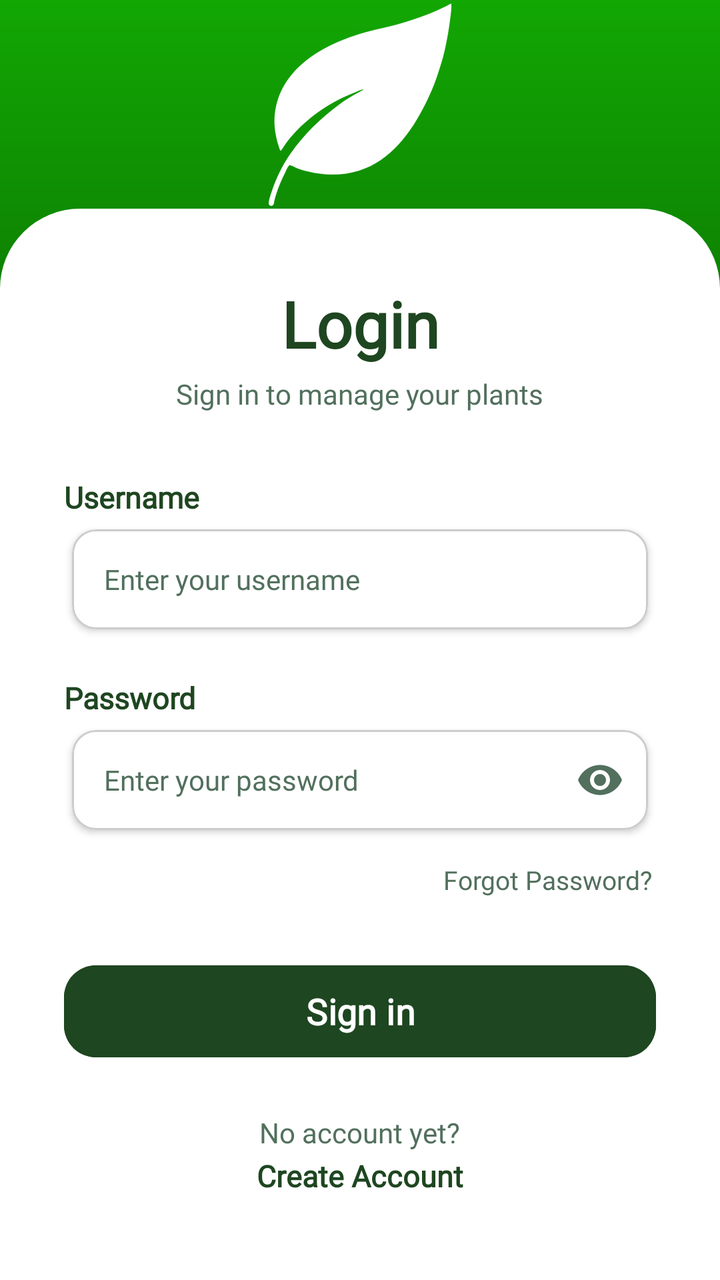
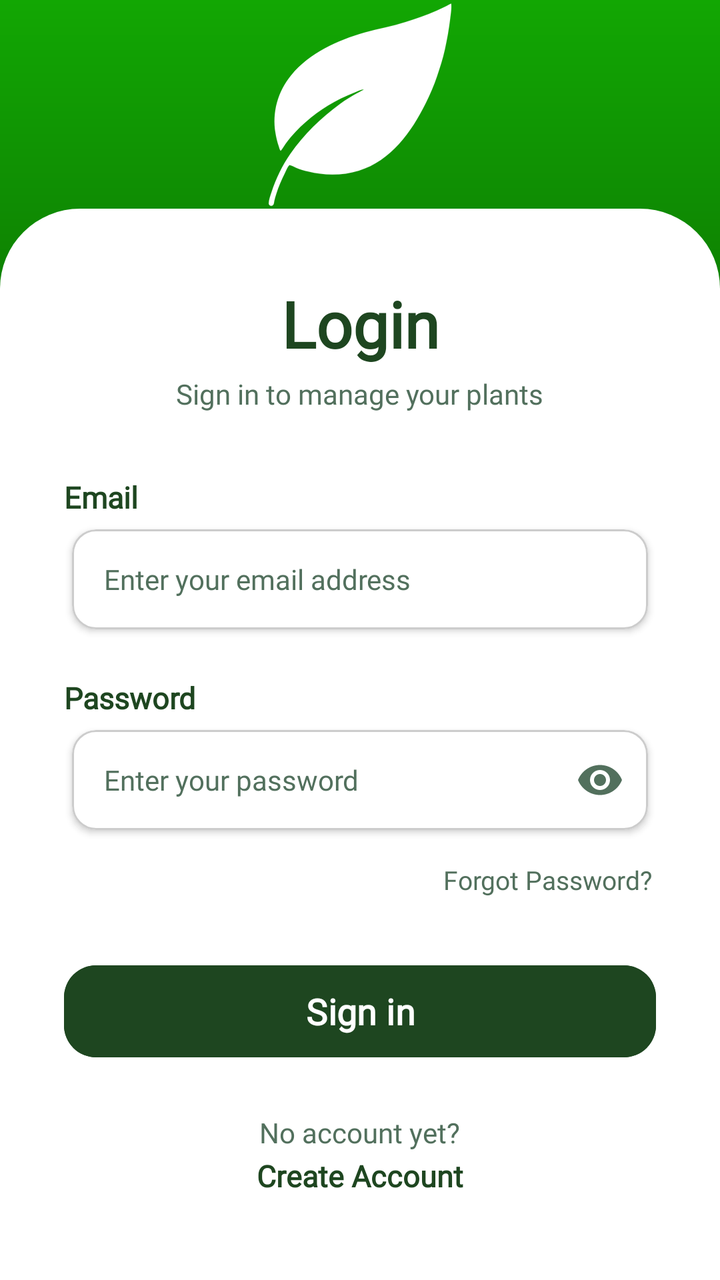

Compare the two renders of this Android layout. The source of the first and the diff that turns it into the second are given below.
<!-- AndroidManifest.xml: application theme Theme.SmartGrow -->
<!-- res/layout/activity_login.xml -->
<?xml version="1.0" encoding="utf-8"?>
<androidx.constraintlayout.widget.ConstraintLayout
    xmlns:android="http://schemas.android.com/apk/res/android"
    xmlns:app="http://schemas.android.com/apk/res-auto"
    android:layout_width="match_parent"
    android:layout_height="match_parent"
    android:background="@drawable/gradient_splash_bg">

    
    <FrameLayout
        android:id="@+id/layout_top_logo"
        android:layout_width="match_parent"
        android:layout_height="0dp"
        app:layout_constraintTop_toTopOf="parent"
        app:layout_constraintBottom_toTopOf="@+id/scroll_view_login"
        app:layout_constraintVertical_weight="1">

        <ImageView
            android:id="@+id/img_login_logo"
            android:layout_width="120dp"
            android:layout_height="120dp"
            android:layout_gravity="center"
            android:src="@drawable/smartgrow_logo"
            app:tint="@color/white"
            android:contentDescription="SmartGrow Logo" />
    </FrameLayout>

    
    <androidx.core.widget.NestedScrollView
        android:id="@+id/scroll_view_login"
        android:layout_width="match_parent"
        android:layout_height="wrap_content"
        android:background="@drawable/white_card_top_rounded"
        android:fillViewport="true"
        app:layout_constraintBottom_toBottomOf="parent"
        app:layout_constraintTop_toBottomOf="@id/layout_top_logo"
        app:layout_constraintVertical_weight="2">

        <androidx.constraintlayout.widget.ConstraintLayout
            android:layout_width="match_parent"
            android:layout_height="wrap_content"
            android:paddingHorizontal="32dp"
            android:paddingTop="36dp"
            android:paddingBottom="40dp">

            <TextView
                android:id="@+id/tv_login_title"
                android:layout_width="wrap_content"
                android:layout_height="wrap_content"
                android:text="Login"
                android:textSize="32sp"
                android:fontFamily="@font/inter_extrabold"
                android:textStyle="bold"
                android:textColor="@color/primary_green"
                app:layout_constraintTop_toTopOf="parent"
                app:layout_constraintStart_toStartOf="parent"
                app:layout_constraintEnd_toEndOf="parent" />

            <TextView
                android:id="@+id/tv_login_subtitle"
                android:layout_width="wrap_content"
                android:layout_height="wrap_content"
                android:text="Sign in to manage your plants"
                android:textSize="14sp"
                android:fontFamily="@font/inter_medium"
                android:textColor="@color/text_secondary"
                android:layout_marginTop="4dp"
                app:layout_constraintTop_toBottomOf="@id/tv_login_title"
                app:layout_constraintStart_toStartOf="parent"
                app:layout_constraintEnd_toEndOf="parent" />

            <LinearLayout
                android:id="@+id/layout_form"
                android:layout_width="match_parent"
                android:layout_height="wrap_content"
                android:orientation="vertical"
                android:layout_marginTop="32dp"
                app:layout_constraintTop_toBottomOf="@id/tv_login_subtitle">

                <TextView
                    android:layout_width="wrap_content"
                    android:layout_height="wrap_content"
                    android:text="Username"
                    android:textColor="@color/primary_green"
                    android:textSize="15sp"
                    android:textStyle="bold"
                    android:fontFamily="@font/inter_extrabold"
                    android:layout_marginBottom="6dp" />

                <com.google.android.material.card.MaterialCardView
                    android:layout_width="match_parent"
                    android:layout_height="50dp"
                    android:layout_marginHorizontal="4dp"
                    android:layout_marginBottom="4dp"
                    app:cardElevation="2dp"
                    app:cardCornerRadius="12dp"
                    app:cardBackgroundColor="@color/card_background"
                    app:strokeWidth="1dp"
                    app:strokeColor="@color/divider">

                    <EditText
                        android:id="@+id/et_username"
                        android:layout_width="match_parent"
                        android:layout_height="match_parent"
                        android:background="@null"
                        android:hint="Enter your username"
                        android:inputType="text"
                        android:paddingHorizontal="16dp"
                        android:textSize="14sp"
                        android:textColor="@color/text_primary"
                        android:textColorHint="@color/text_secondary"
                        android:fontFamily="@font/inter_medium" />
                </com.google.android.material.card.MaterialCardView>

                <TextView
                    android:layout_width="wrap_content"
                    android:layout_height="wrap_content"
                    android:text="Password"
                    android:textColor="@color/primary_green"
                    android:textSize="15sp"
                    android:textStyle="bold"
                    android:fontFamily="@font/inter_extrabold"
                    android:layout_marginTop="20dp"
                    android:layout_marginBottom="6dp" />

                <com.google.android.material.card.MaterialCardView
                    android:layout_width="match_parent"
                    android:layout_height="50dp"
                    android:layout_marginHorizontal="4dp"
                    android:layout_marginBottom="4dp"
                    app:cardElevation="2dp"
                    app:cardCornerRadius="12dp"
                    app:cardBackgroundColor="@color/card_background"
                    app:strokeWidth="1dp"
                    app:strokeColor="@color/divider">

                    <com.google.android.material.textfield.TextInputLayout
                        android:layout_width="match_parent"
                        android:layout_height="match_parent"
                        app:hintEnabled="false"
                        app:passwordToggleEnabled="true"
                        app:passwordToggleTint="@color/text_secondary"
                        style="@style/Widget.Design.TextInputLayout">

                        <com.google.android.material.textfield.TextInputEditText
                            android:id="@+id/et_password"
                            android:layout_width="match_parent"
                            android:layout_height="match_parent"
                            android:background="@null"
                            android:hint="Enter your password"
                            android:inputType="textPassword"
                            android:paddingHorizontal="16dp"
                            android:textSize="14sp"
                            android:textColor="@color/text_primary"
                            android:textColorHint="@color/text_secondary"
                            android:fontFamily="@font/inter_medium" />
                    </com.google.android.material.textfield.TextInputLayout>
                </com.google.android.material.card.MaterialCardView>

                <TextView
                    android:id="@+id/tv_forgot_password"
                    android:layout_width="wrap_content"
                    android:layout_height="wrap_content"
                    android:text="Forgot Password?"
                    android:textSize="13sp"
                    android:fontFamily="@font/inter_medium"
                    android:textColor="@color/text_secondary"
                    android:layout_gravity="end"
                    android:layout_marginTop="10dp"
                    android:padding="2dp"
                    android:clickable="true"
                    android:focusable="true" />
            </LinearLayout>

            <com.google.android.material.button.MaterialButton
                android:id="@+id/btn_login"
                android:layout_width="match_parent"
                android:layout_height="54dp"
                android:text="Sign in"
                android:textSize="18sp"
                android:fontFamily="@font/inter_extrabold"
                android:textStyle="bold"
                android:textColor="@color/white"
                android:textAllCaps="false"
                android:backgroundTint="@color/primary_green"
                app:cornerRadius="16dp"
                android:elevation="4dp"
                android:clickable="true"
                android:focusable="true"
                android:layout_marginTop="28dp"
                app:layout_constraintTop_toBottomOf="@id/layout_form" />

            <LinearLayout
                android:id="@+id/layout_signup_link"
                android:layout_width="wrap_content"
                android:layout_height="wrap_content"
                android:orientation="vertical"
                android:gravity="center"
                android:layout_marginTop="24dp"
                app:layout_constraintTop_toBottomOf="@id/btn_login"
                app:layout_constraintStart_toStartOf="parent"
                app:layout_constraintEnd_toEndOf="parent">

                <TextView
                    android:layout_width="wrap_content"
                    android:layout_height="wrap_content"
                    android:text="No account yet?"
                    android:textColor="@color/text_secondary"
                    android:fontFamily="@font/inter_medium"
                    android:textSize="14sp" />

                <TextView
                    android:id="@+id/tv_go_to_register"
                    android:layout_width="wrap_content"
                    android:layout_height="wrap_content"
                    android:text="Create Account"
                    android:textColor="@color/primary_green"
                    android:textStyle="bold"
                    android:fontFamily="@font/inter_extrabold"
                    android:textSize="15sp"
                    android:padding="2dp"
                    android:clickable="true"
                    android:focusable="true" />
            </LinearLayout>

        </androidx.constraintlayout.widget.ConstraintLayout>
    </androidx.core.widget.NestedScrollView>

</androidx.constraintlayout.widget.ConstraintLayout>
<!-- resources referenced by this layout -->
<resources>
  <color name="card_background">#FFFFFF</color>
  <color name="divider">#CCCCCC</color>
  <color name="primary_green">#1e4620</color>
  <color name="text_primary">#1A2E22</color>
  <color name="text_secondary">#52705D</color>
  <color name="white">#FFFFFF</color>
  <!-- drawable gradient_splash_bg (drawable) -->
  <?xml version="1.0" encoding="utf-8"?>
  <shape xmlns:android="http://schemas.android.com/apk/res/android"
      android:shape="rectangle">
      <gradient
          android:startColor="#12A703"
          android:endColor="#000000"
          android:angle="270" />
  </shape>
  <!-- drawable smartgrow_logo (drawable) -->
  <vector xmlns:android="http://schemas.android.com/apk/res/android"
      android:width="512dp"
      android:height="512dp"
      android:viewportWidth="512"
      android:viewportHeight="512">
    <path
        android:pathData="M450.51,40.54C451.69,49.93 449.42,64.02 448.23,73.61C445.55,95.26 441.84,116.44 437.16,137.7C432.79,157.53 426.59,176.74 420.14,195.94C413.6,215.43 405.32,234.43 396.2,252.86C365.85,314.19 322,375.69 253.56,396.82C218.79,407.55 180.93,407.59 145.69,398.75C137.09,396.59 128.25,394.15 120.05,390.76C115.44,388.85 110.3,385.94 105.44,384.87C101.12,388.85 98.45,396.61 95.79,401.81C88.43,416.18 82.25,431.07 77.28,446.4C75.71,451.25 74.11,456.35 73.12,461.36C72.52,464.39 72.53,468.81 69.87,470.84C66.34,473.54 61.22,470.83 61.33,466.41C61.5,458.89 64.84,450.02 67.21,442.95C76.8,414.29 89.86,386.25 107.25,361.35C137.07,318.63 171.84,284.95 213.77,254.21C225.43,245.67 237.96,238.24 250.53,231.16C252.63,229.99 263.7,224.44 263.95,223.14C258.28,223.66 252.14,226.78 246.84,228.84C236,233.06 225.39,237.6 214.96,242.8C178.71,260.9 145.96,284.62 118.08,314.22C110.67,322.08 103.61,330.55 97.34,339.33C93.83,344.24 90.8,350.09 86.74,354.53C84.54,352.15 83.77,347.57 82.68,344.45C79.54,335.49 77.38,326.15 75.82,316.79C68.38,271.88 80.81,227.58 109.7,192.71C148.94,145.33 208.43,118.82 266.09,102.2C295,93.86 324.85,88.93 353.52,79.72C375.62,72.62 397.57,65.12 418.83,55.77C426.02,52.61 433.08,49.22 440.12,45.72C443.53,44.02 446.84,41.57 450.51,40.54Z"
        android:strokeLineJoin="round"
        android:strokeWidth="0.25"
        android:fillColor="#000000"
        android:fillType="evenOdd"
        android:strokeColor="#000000"/>
  </vector>
  <!-- drawable white_card_top_rounded (drawable) -->
  <?xml version="1.0" encoding="utf-8"?>
  <shape xmlns:android="http://schemas.android.com/apk/res/android"
      android:shape="rectangle">
      <solid android:color="@color/card_background" />
      <corners
          android:topLeftRadius="40dp"
          android:topRightRadius="40dp"
          android:bottomLeftRadius="0dp"
          android:bottomRightRadius="0dp" />
  </shape>
  <style name="Theme.SmartGrow" parent="Base.Theme.SmartGrow" />
  <style name="Base.Theme.SmartGrow" parent="Theme.Material3.DayNight.NoActionBar">
          <item name="android:windowBackground">@color/app_background</item>
          <item name="android:windowDisablePreview">true</item>
  
          
          <item name="android:statusBarColor">@color/app_background</item>
          <item name="android:windowLightStatusBar">true</item>
  
          
          <item name="android:navigationBarColor">@color/app_background</item>
          <item name="android:windowLightNavigationBar" ns0:targetApi="o_mr1">true</item>
  
          <item name="android:windowDrawsSystemBarBackgrounds">true</item>
          <item name="android:windowTranslucentStatus">false</item>
          <item name="android:windowTranslucentNavigation">false</item>
  
          
          <item name="popupMenuStyle">@style/ModernPopupMenuStyle</item>
      </style>
  <color name="app_background">#F5FFF8</color>
  <style name="ModernPopupMenuStyle" parent="Widget.Material3.PopupMenu">
          <item name="android:popupBackground">@android:color/white</item>
      </style>
</resources>

<!-- the commit's change to res/layout/activity_login.xml (unified diff, before → after) -->
@@ -80,7 +80,7 @@
                 <TextView
                     android:layout_width="wrap_content"
                     android:layout_height="wrap_content"
-                    android:text="Username"
+                    android:text="Email"
                     android:textColor="@color/primary_green"
                     android:textSize="15sp"
                     android:textStyle="bold"
@@ -103,7 +103,7 @@
                         android:layout_width="match_parent"
                         android:layout_height="match_parent"
                         android:background="@null"
-                        android:hint="Enter your username"
+                        android:hint="Enter your email address"
                         android:inputType="text"
                         android:paddingHorizontal="16dp"
                         android:textSize="14sp"
